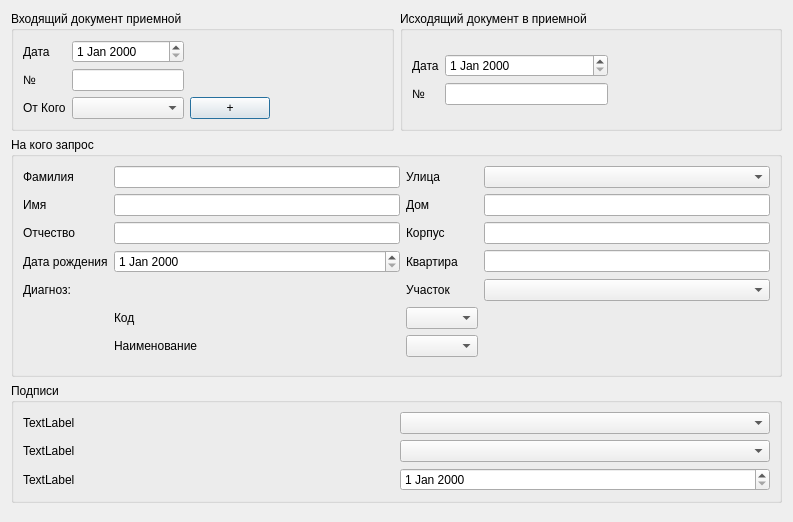
Before: the Qt Designer form journal/Dialog_add_and_edit/dialog_add_and_edit_journal_zapros.ui in PanchukDima/pndbase, drawn with Qt 5.
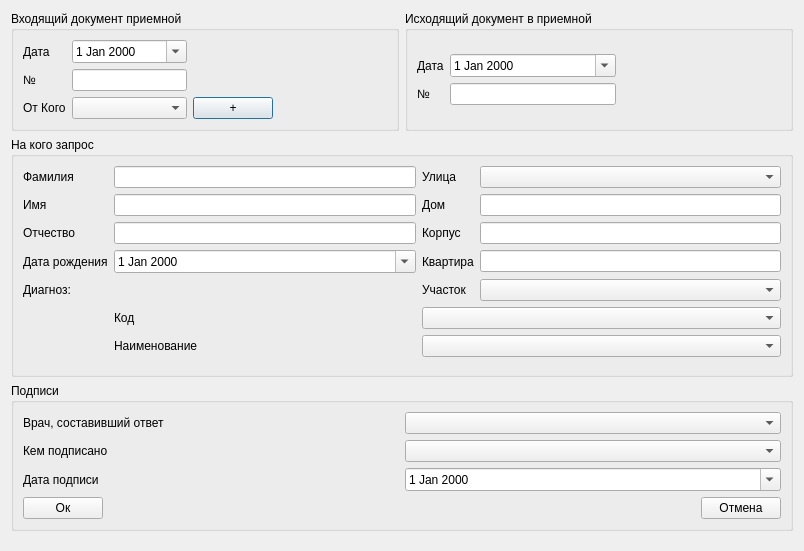
After: the same form once the commit is applied.

What changed in the file:
```diff
--- a/journal/Dialog_add_and_edit/dialog_add_and_edit_journal_zapros.ui
+++ b/journal/Dialog_add_and_edit/dialog_add_and_edit_journal_zapros.ui
@@ -6,8 +6,8 @@
    <rect>
     <x>0</x>
     <y>0</y>
-    <width>793</width>
-    <height>522</height>
+    <width>804</width>
+    <height>551</height>
    </rect>
   </property>
   <property name="windowTitle">
@@ -39,7 +39,11 @@
            </widget>
           </item>
           <item row="0" column="1">
-           <widget class="QDateEdit" name="dateEdit"/>
+           <widget class="QDateEdit" name="dateEdit_input_doc">
+            <property name="calendarPopup">
+             <bool>true</bool>
+            </property>
+           </widget>
           </item>
           <item row="1" column="0">
            <widget class="QLabel" name="label_2">
@@ -105,7 +109,11 @@
            </widget>
           </item>
           <item row="0" column="1">
-           <widget class="QDateEdit" name="dateEdit_4"/>
+           <widget class="QDateEdit" name="dateEdit_out_doc">
+            <property name="calendarPopup">
+             <bool>true</bool>
+            </property>
+           </widget>
           </item>
           <item row="0" column="2">
            <spacer name="horizontalSpacer_3">
@@ -153,7 +161,11 @@
          <widget class="QLineEdit" name="lineEdit_3"/>
         </item>
         <item row="3" column="1">
-         <widget class="QDateEdit" name="dateEdit_2"/>
+         <widget class="QDateEdit" name="dateEdit_birthday">
+          <property name="calendarPopup">
+           <bool>true</bool>
+          </property>
+         </widget>
         </item>
         <item row="3" column="2">
          <widget class="QLabel" name="label_11">
@@ -190,10 +202,7 @@
          </widget>
         </item>
         <item row="3" column="3">
-         <widget class="QLineEdit" name="lineEdit_7"/>
-        </item>
-        <item row="2" column="1">
-         <widget class="QLineEdit" name="lineEdit_4"/>
+         <widget class="QLineEdit" name="lineEdit_flat"/>
         </item>
         <item row="3" column="0">
          <widget class="QLabel" name="label_7">
@@ -202,9 +211,6 @@
           </property>
          </widget>
         </item>
-        <item row="6" column="2">
-         <widget class="QComboBox" name="comboBox_5"/>
-        </item>
         <item row="0" column="0">
          <widget class="QLabel" name="label_4">
           <property name="text">
@@ -249,8 +255,14 @@
         <item row="2" column="3">
          <widget class="QLineEdit" name="lineEdit_6"/>
         </item>
-        <item row="5" column="2">
-         <widget class="QComboBox" name="comboBox_4"/>
+        <item row="2" column="1">
+         <widget class="QLineEdit" name="lineEdit_oname"/>
+        </item>
+        <item row="5" column="2" colspan="2">
+         <widget class="QComboBox" name="comboBox_code_diagnos"/>
+        </item>
+        <item row="6" column="2" colspan="2">
+         <widget class="QComboBox" name="comboBox_name_diagnos"/>
         </item>
        </layout>
       </item>
@@ -284,14 +296,14 @@
         <item row="1" column="0">
          <widget class="QLabel" name="label_17">
           <property name="text">
-           <string>TextLabel</string>
+           <string>Кем подписано</string>
           </property>
          </widget>
         </item>
         <item row="0" column="0">
          <widget class="QLabel" name="label_16">
           <property name="text">
-           <string>TextLabel</string>
+           <string>Врач, составивший ответ</string>
           </property>
          </widget>
         </item>
@@ -299,12 +311,47 @@
          <widget class="QComboBox" name="comboBox_6"/>
         </item>
         <item row="2" column="1">
-         <widget class="QDateEdit" name="dateEdit_3"/>
+         <widget class="QDateEdit" name="dateEdit_sign">
+          <property name="calendarPopup">
+           <bool>true</bool>
+          </property>
+         </widget>
         </item>
         <item row="2" column="0">
          <widget class="QLabel" name="label_18">
           <property name="text">
-           <string>TextLabel</string>
+           <string>Дата подписи</string>
+          </property>
+         </widget>
+        </item>
+       </layout>
+      </item>
+      <item>
+       <layout class="QHBoxLayout" name="horizontalLayout_2">
+        <item>
+         <widget class="QPushButton" name="pushButton_ok">
+          <property name="text">
+           <string>Ок</string>
+          </property>
+         </widget>
+        </item>
+        <item>
+         <spacer name="horizontalSpacer">
+          <property name="orientation">
+           <enum>Qt::Horizontal</enum>
+          </property>
+          <property name="sizeHint" stdset="0">
+           <size>
+            <width>40</width>
+            <height>20</height>
+           </size>
+          </property>
+         </spacer>
+        </item>
+        <item>
+         <widget class="QPushButton" name="pushButton_cancel">
+          <property name="text">
+           <string>Отмена</string>
           </property>
          </widget>
         </item>
```
Left out of the diff: 48 changed lines with no effect on the pictures.
